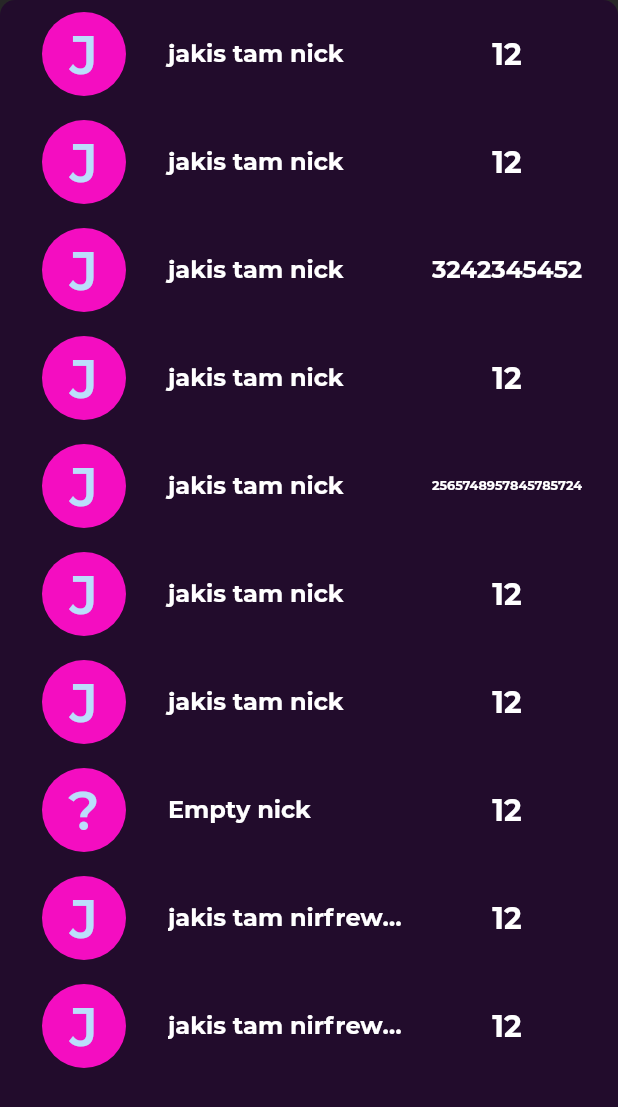
After one commit to gonciuu/ColorsGame, a Flutter app: the screen it shows once a user with an empty profile is signed in, after a tap on the "supervised user circle" icon, on a phone screen of 412 x 824 dp. The commit adds this screen. Shown: the top 1107 px of the screen. Run offline on Flutter 3.47's test engine with Material 2 defaults, Android fonts, the phone set to English and light mode, and no system bars; our stand-ins replace cloud_firestore, firebase_auth, progress_dialog; accounts and stored records are empty.

Commit message:
create basic of top users screen

```diff
--- a/lib/screens/home/user_interface.dart
+++ b/lib/screens/home/user_interface.dart
@@ -1,7 +1,6 @@
-import 'package:color_run/authentication/authentication.dart';
-import 'package:color_run/firestore/database.dart';
-import 'package:color_run/models/user.dart';
+
 import 'package:color_run/screens/settings/settings.dart';
+import 'package:color_run/screens/top_players/top_players.dart';
 import 'package:flutter/cupertino.dart';
 import 'package:flutter/material.dart';
 
@@ -25,10 +24,20 @@ class _UserInterfaceState extends State<UserInterface> {
   Future showBottomSettings() async{
      await showModalBottomSheet(
          shape: RoundedRectangleBorder(
-           borderRadius: BorderRadius.circular(10.0),
+           borderRadius: BorderRadius.vertical(top: Radius.circular(10.0)),
          ),
          backgroundColor: Color.fromRGBO(34, 12, 44, 1),
          context: context, builder: (context) => Settings());
+  }
+
+  //show top users bottom sheet
+  void showTopPlayersBottomSheet() {
+    showBottomSheet(
+        shape: RoundedRectangleBorder(
+          borderRadius: BorderRadius.vertical(top: Radius.circular(10.0)),
+        ),
+        backgroundColor: Color.fromRGBO(34, 12, 44, 1),
+        context: context, builder: (context) => TopPlayers());
   }
 
 
@@ -81,10 +90,13 @@ class _UserInterfaceState extends State<UserInterface> {
           Row(
             mainAxisAlignment: MainAxisAlignment.center,
             children: [
-              Icon(
-                Icons.supervised_user_circle,
-                size: 70.0,
-                color: Colors.white,
+              GestureDetector(
+                child: Icon(
+                  Icons.supervised_user_circle,
+                  size: 70.0,
+                  color: Colors.white,
+                ),
+                onTap: () =>  showTopPlayersBottomSheet()  ,
               ),
               SizedBox(
                 width: 30.0,
@@ -95,7 +107,7 @@ class _UserInterfaceState extends State<UserInterface> {
                   size: 70.0,
                   color: Colors.white,
                 ),
-                onTap: () async => showBottomSettings()
+                onTap: () async => await showBottomSettings()
 
               ),
             ],
--- /dev/null
+++ b/lib/screens/top_players/top_players.dart
@@ -0,0 +1,73 @@
+import 'package:color_run/models/user.dart';
+import 'package:flutter/material.dart';
+
+class TopPlayers extends StatelessWidget {
+  final list = [
+    User(highScore: 12, uid: "ewfefefw", nickName: "jakis tam nick"),
+    User(highScore: 12, uid: "ewfefefw", nickName: "jakis tam nick"),
+    User(highScore: 3242345452, uid: "ewfefefw", nickName: "jakis tam nick"),
+    User(highScore: 12, uid: "ewfefefw", nickName: "jakis tam nick"),
+    User(
+        highScore: 2565748957845785724,
+        uid: "ewfefefw",
+        nickName: "jakis tam nick"),
+    User(highScore: 12, uid: "ewfefefw", nickName: "jakis tam nick"),
+    User(highScore: 12, uid: "ewfefefw", nickName: "jakis tam nick"),
+    User(highScore: 12, uid: "ewfefefw", nickName: ""),
+    User(highScore: 12, uid: "ewfefefw", nickName: "jakis tam nirfrewwck"),
+    User(highScore: 12, uid: "ewfefefw", nickName: "jakis tam nirfrewwck"),
+  ];
+
+  @override
+  Widget build(BuildContext context) {
+    return Container(
+        width: double.infinity,
+        height: double.infinity,
+        child: ListView.builder(
+          itemBuilder: (context, index) => Padding(
+            padding: const EdgeInsets.fromLTRB(0.0, 8.0, 8.0, 8.0),
+            child: ListTile(
+              title: Text(
+                list[index].nickName.length > 0
+                    ? list[index].nickName
+                    : "Empty nick",
+                style: TextStyle(
+                    fontSize: 16.0,
+                    fontWeight: FontWeight.w700,
+                    color: Colors.white),
+                maxLines: 1,
+                overflow: TextOverflow.ellipsis,
+              ),
+              leading: CircleAvatar(
+                backgroundColor: Color.fromRGBO(244, 13, 193, 1),
+                radius: 40.0,
+                child: Center(
+                  child: Text(
+                    list[index].nickName.length > 0
+                        ? "${list[index].nickName[0].toUpperCase() ?? "?"}"
+                        : "?",
+                    style:
+                        TextStyle(fontSize: 36.0, fontWeight: FontWeight.w600),
+                  ),
+                ),
+              ),
+              trailing: Container(
+                width: 100,
+                child: FittedBox(
+                  fit: BoxFit.scaleDown,
+                  child: Text(
+                    list[index].highScore.toString(),
+                    style: TextStyle(
+                      fontSize: 20.0,
+                      fontWeight: FontWeight.w700,
+                      color: Colors.white,
+                    ),
+                  ),
+                ),
+              ),
+            ),
+          ),
+          itemCount: list.length,
+        ));
+  }
+}
```
